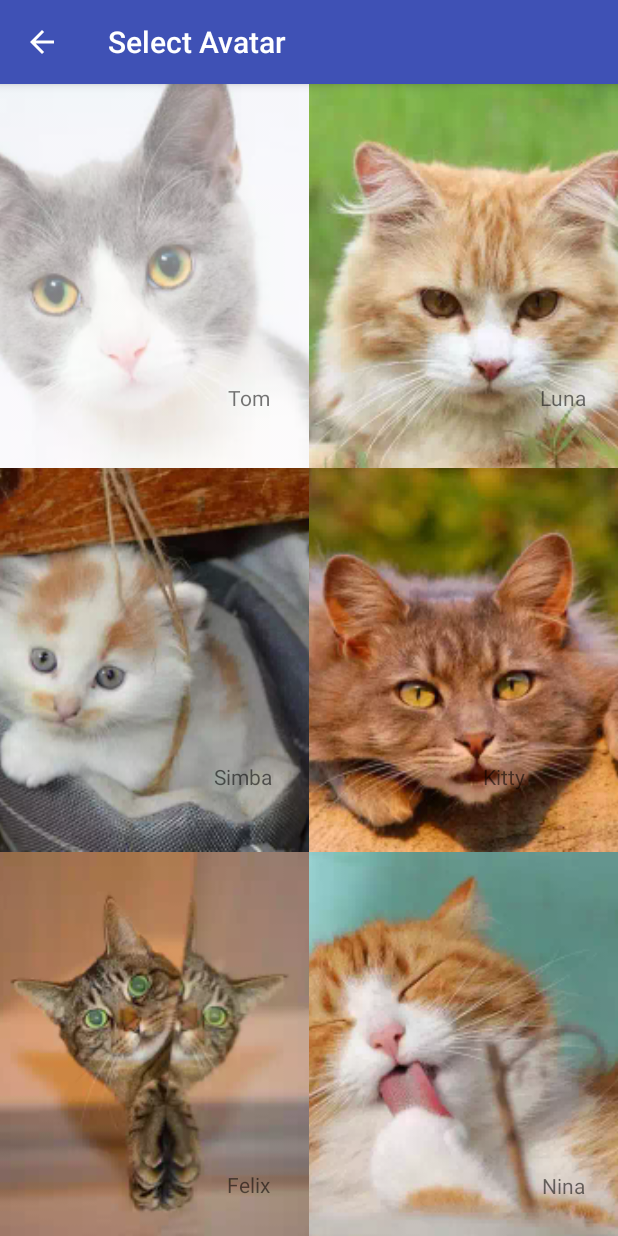
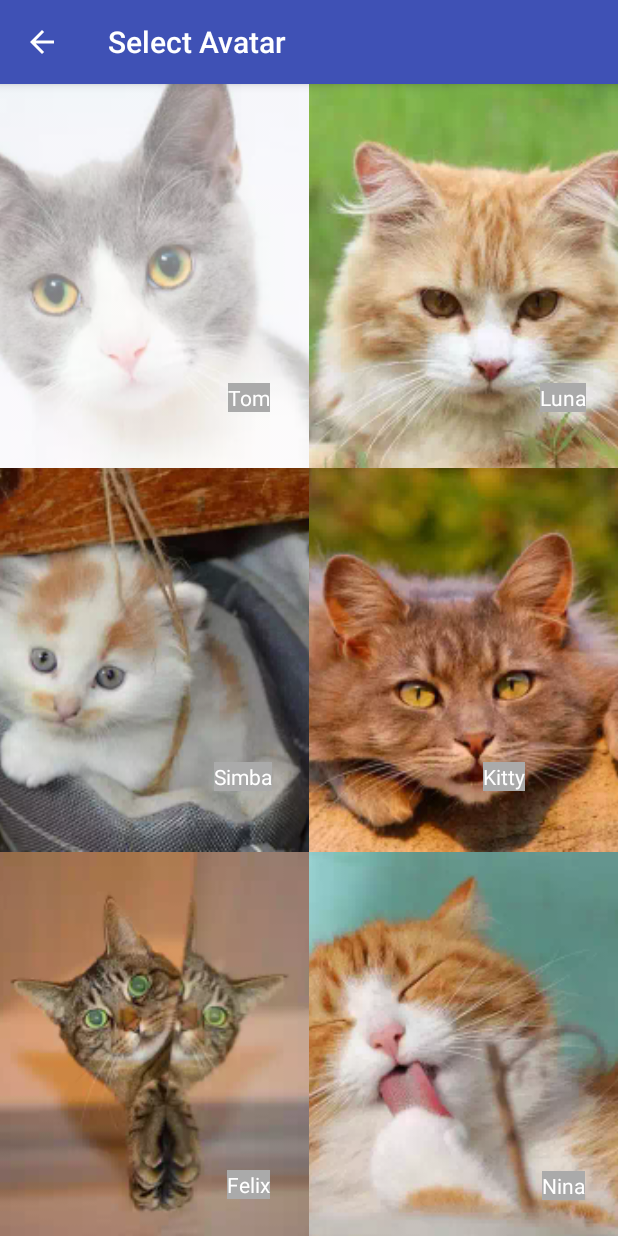
Before and after one commit to PabloRomeroMontero/PR04-Intents-PRM, an Android app: the screen it shows after launch (AvatarActivity), after a tap on an icon or button, on a phone screen of 412 x 824 dp. Run offline under Robolectric (Android 15) with nearby library versions, the phone set to English and light mode, and no system bars.

```diff
--- a/app/src/main/java/es/iessaladillo/pedrojoya/pr04/ui/avatar/AvatarActivity.java
+++ b/app/src/main/java/es/iessaladillo/pedrojoya/pr04/ui/avatar/AvatarActivity.java
@@ -20,7 +20,7 @@ import es.iessaladillo.pedrojoya.pr04.utils.ResourcesUtils;
 import static es.iessaladillo.pedrojoya.pr04.data.local.Database.getInstance;
 
 public class AvatarActivity extends AppCompatActivity {
-    public static final String AVATAR = "AVATAR";
+    public static final String AVATAR = "EXTRA_AVATAR";
     private List<Avatar> listCat;
     private Avatar avatarIntent;
     private ImageView imgAvatar1;
--- a/app/src/main/res/layout/activity_avatar.xml
+++ b/app/src/main/res/layout/activity_avatar.xml
@@ -16,8 +16,7 @@
         app:layout_constraintBottom_toTopOf="@id/imgAvatar3"
         app:layout_constraintEnd_toStartOf="@+id/imgAvatar2"
         app:layout_constraintStart_toStartOf="parent"
-        app:layout_constraintTop_toTopOf="parent"
-        app:srcCompat="@drawable/cat1" />
+        app:layout_constraintTop_toTopOf="parent" />
 
     <ImageView
         android:id="@+id/imgAvatar2"
@@ -27,8 +26,7 @@
         app:layout_constraintBottom_toTopOf="@id/imgAvatar4"
         app:layout_constraintEnd_toEndOf="parent"
         app:layout_constraintStart_toEndOf="@id/imgAvatar1"
-        app:layout_constraintTop_toTopOf="parent"
-        app:srcCompat="@drawable/cat2" />
+        app:layout_constraintTop_toTopOf="parent" />
 
     <ImageView
         android:id="@+id/imgAvatar3"
@@ -38,8 +36,7 @@
         app:layout_constraintBottom_toTopOf="@id/imgAvatar5"
         app:layout_constraintEnd_toStartOf="@id/imgAvatar4"
         app:layout_constraintStart_toStartOf="parent"
-        app:layout_constraintTop_toBottomOf="@+id/imgAvatar1"
-        app:srcCompat="@drawable/cat3" />
+        app:layout_constraintTop_toBottomOf="@+id/imgAvatar1" />
 
     <ImageView
         android:id="@+id/imgAvatar4"
@@ -50,8 +47,7 @@
         app:layout_constraintEnd_toEndOf="parent"
         app:layout_constraintHorizontal_bias="0.966"
         app:layout_constraintStart_toEndOf="@+id/imgAvatar3"
-        app:layout_constraintTop_toBottomOf="@+id/imgAvatar2"
-        app:srcCompat="@drawable/cat4" />
+        app:layout_constraintTop_toBottomOf="@+id/imgAvatar2" />
 
     <ImageView
         android:id="@+id/imgAvatar5"
@@ -62,8 +58,7 @@
         app:layout_constraintEnd_toStartOf="@id/imgAvatar6"
         app:layout_constraintStart_toStartOf="parent"
         app:layout_constraintTop_toBottomOf="@+id/imgAvatar3"
-        app:layout_constraintVertical_bias="0.88"
-        app:srcCompat="@drawable/cat5" />
+        app:layout_constraintVertical_bias="0.88" />
 
     <ImageView
         android:id="@+id/imgAvatar6"
@@ -73,18 +68,18 @@
         app:layout_constraintBottom_toBottomOf="parent"
         app:layout_constraintEnd_toEndOf="parent"
         app:layout_constraintStart_toEndOf="@+id/imgAvatar5"
-        app:layout_constraintTop_toBottomOf="@+id/imgAvatar4"
-        app:srcCompat="@drawable/cat6" />
+        app:layout_constraintTop_toBottomOf="@+id/imgAvatar4" />
 
     <TextView
         android:id="@+id/lblAvatar1"
         android:layout_width="wrap_content"
         android:layout_height="wrap_content"
-        android:layout_marginStart="8dp"
-        android:layout_marginTop="8dp"
-        android:layout_marginEnd="8dp"
-        android:layout_marginBottom="8dp"
-        android:text="TextView"
+        android:layout_marginStart="@dimen/avatar_marginStart_lblAvatar1"
+        android:layout_marginTop="@dimen/avatar_marginTop_lblAvatar1"
+        android:layout_marginEnd="@dimen/avatar_marginEnd_lblAvatar1"
+        android:layout_marginBottom="@dimen/avatar_marginBottom_lblAvatar1"
+        android:textColor="@color/white"
+        android:background="@android:color/darker_gray"
         app:layout_constraintBottom_toTopOf="@+id/imgAvatar3"
         app:layout_constraintEnd_toStartOf="@+id/imgAvatar2"
         app:layout_constraintHorizontal_bias="0.889"
@@ -96,10 +91,11 @@
         android:id="@+id/lblAvatar2"
         android:layout_width="wrap_content"
         android:layout_height="wrap_content"
-        android:layout_marginTop="8dp"
-        android:layout_marginEnd="8dp"
-        android:layout_marginBottom="8dp"
-        android:text="TextView"
+        android:layout_marginTop="@dimen/avatar_marginTop_lblAvatar2"
+        android:layout_marginEnd="@dimen/avatar_marginEnd_lblAvatar2"
+        android:layout_marginBottom="@dimen/avatar_marginBottom_lblAvatar2"
+        android:textColor="@color/white"
+        android:background="@android:color/darker_gray"
         app:layout_constraintBottom_toTopOf="@+id/imgAvatar4"
         app:layout_constraintEnd_toEndOf="@+id/imgAvatar2"
         app:layout_constraintHorizontal_bias="0.92"
@@ -111,11 +107,12 @@
         android:id="@+id/lblAvatar3"
         android:layout_width="wrap_content"
         android:layout_height="wrap_content"
-        android:layout_marginStart="8dp"
-        android:layout_marginTop="8dp"
-        android:layout_marginEnd="8dp"
-        android:layout_marginBottom="8dp"
-        android:text="TextView"
+        android:layout_marginStart="@dimen/avatar_marginStart_lblAvatar3"
+        android:layout_marginTop="@dimen/avatar_marginTop_lblAvatar3"
+        android:layout_marginEnd="@dimen/avatar_marginEnd_lblAvatar3"
+        android:layout_marginBottom="@dimen/avatar_marginBottom_lblAvatar3"
+        android:textColor="@color/white"
+        android:background="@android:color/darker_gray"
         app:layout_constraintBottom_toTopOf="@+id/imgAvatar5"
         app:layout_constraintEnd_toStartOf="@+id/imgAvatar4"
         app:layout_constraintHorizontal_bias="0.889"
@@ -127,10 +124,11 @@
         android:id="@+id/lblAvatar4"
         android:layout_width="wrap_content"
         android:layout_height="wrap_content"
-        android:layout_marginStart="116dp"
-        android:layout_marginTop="8dp"
-        android:layout_marginBottom="8dp"
-        android:text="TextView"
+        android:layout_marginStart="@dimen/avatar_marginStart_lblAvatar4"
+        android:layout_marginTop="@dimen/avatar_marginTop_lblAvatar4"
+        android:layout_marginBottom="@dimen/avatar_maginBottom_lblAvatar4"
+        android:textColor="@color/white"
+        android:background="@android:color/darker_gray"
         app:layout_constraintBottom_toTopOf="@+id/imgAvatar6"
         app:layout_constraintStart_toStartOf="@+id/imgAvatar4"
         app:layout_constraintTop_toTopOf="@+id/imgAvatar4"
@@ -140,11 +138,12 @@
         android:id="@+id/lblAvatar5"
         android:layout_width="wrap_content"
         android:layout_height="wrap_content"
-        android:layout_marginStart="8dp"
-        android:layout_marginTop="8dp"
-        android:layout_marginEnd="8dp"
-        android:layout_marginBottom="8dp"
-        android:text="TextView"
+        android:layout_marginStart="@dimen/avatar_maginStart_lblAvatar5"
+        android:layout_marginTop="@dimen/avatar_marginTop_lblAvatar5"
+        android:layout_marginEnd="@dimen/avatar_marginEnd_lblAvatar5"
+        android:layout_marginBottom="@dimen/avatar_marginBottom_lblAvatar5"
+        android:textColor="@color/white"
+        android:background="@android:color/darker_gray"
         app:layout_constraintBottom_toBottomOf="parent"
         app:layout_constraintEnd_toStartOf="@+id/imgAvatar6"
         app:layout_constraintHorizontal_bias="0.889"
@@ -156,10 +155,11 @@
         android:id="@+id/lblAvatar6"
         android:layout_width="wrap_content"
         android:layout_height="wrap_content"
-        android:layout_marginStart="8dp"
-        android:layout_marginEnd="8dp"
-        android:layout_marginBottom="8dp"
-        android:text="TextView"
+        android:layout_marginStart="@dimen/avatar_marginStart_lblAvatar6"
+        android:layout_marginEnd="@dimen/avatar_marginEnd_lblAvatar6"
+        android:layout_marginBottom="@dimen/avatar_marginBottom_lblAvatar6"
+        android:textColor="@color/white"
+        android:background="@android:color/darker_gray"
         app:layout_constraintBottom_toBottomOf="@+id/imgAvatar6"
         app:layout_constraintEnd_toEndOf="parent"
         app:layout_constraintHorizontal_bias="0.915"
--- a/app/src/main/res/values/dimens.xml
+++ b/app/src/main/res/values/dimens.xml
@@ -1,3 +1,52 @@
 <?xml version="1.0" encoding="utf-8"?>
 <resources>
+    <dimen name="main_margin_start_lblAvatar">8dp</dimen>
+    <dimen name="main_marginTop_lblAvatar">8dp</dimen>
+    <dimen name="main_marginEnd_lblAvatar">8dp</dimen>
+    <dimen name="main_marginBottom_lblAvatar">8dp</dimen>
+    <dimen name="profile_marginStart_txtName">8dp</dimen>
+    <dimen name="profile_marginEnd_txtName">8dp</dimen>
+    <dimen name="profile_marginStart_lblName">8dp</dimen>
+    <dimen name="profile_marginTop_lblName">4dp</dimen>
+    <dimen name="profile_marginStart_lblEmail">8dp</dimen>
+    <dimen name="profile_marginTop_lblEmail">4dp</dimen>
+    <dimen name="profile_marginStart_txtEmail">8dp</dimen>
+    <dimen name="profile_marginEnd_txtEmail">8dp</dimen>
+    <dimen name="profile_width_txtPhonenumber">152dp</dimen>
+    <dimen name="profile_marginStart_txtPhonenumber">8dp</dimen>
+    <dimen name="profile_marginEnd_txtPhonenumber">8dp</dimen>
+    <dimen name="profile_marginEnd_imgPhonenumber">8dp</dimen>
+    <dimen name="profile_marginStart_lblAddress">8dp</dimen>
+    <dimen name="profile_marginTop_lblAddress">4dp</dimen>
+    <dimen name="profile_marginStart_txtAddress">8dp</dimen>
+    <dimen name="profile_marginEnd_txtAddress">8dp</dimen>
+    <dimen name="profile_marginEnd_imgAddress">8dp</dimen>
+    <dimen name="profile_marginStart_lblWeb">8dp</dimen>
+    <dimen name="profile_marginTop_lblWeb">8dp</dimen>
+    <dimen name="profile_marginStart_txtWeb">8dp</dimen>
+    <dimen name="profile_marginEnd_txtWeb">8dp</dimen>
+    <dimen name="profile_marginEnd_imgWeb">8dp</dimen>
+    <dimen name="profile_marginBottom_imgWeb">8dp</dimen>
+    <dimen name="profile_marinEnd_lblPhonenumber">14dp</dimen>
+    <dimen name="avatar_marginStart_lblAvatar6">8dp</dimen>
+    <dimen name="avatar_marginEnd_lblAvatar6">8dp</dimen>
+    <dimen name="avatar_marginBottom_lblAvatar6">8dp</dimen>
+    <dimen name="avatar_maginStart_lblAvatar5">8dp</dimen>
+    <dimen name="avatar_marginTop_lblAvatar5">8dp</dimen>
+    <dimen name="avatar_marginEnd_lblAvatar5">8dp</dimen>
+    <dimen name="avatar_marginBottom_lblAvatar5">8dp</dimen>
+    <dimen name="avatar_marginStart_lblAvatar4">116dp</dimen>
+    <dimen name="avatar_marginTop_lblAvatar4">8dp</dimen>
+    <dimen name="avatar_maginBottom_lblAvatar4">8dp</dimen>
+    <dimen name="avatar_marginStart_lblAvatar3">8dp</dimen>
+    <dimen name="avatar_marginTop_lblAvatar3">8dp</dimen>
+    <dimen name="avatar_marginEnd_lblAvatar3">8dp</dimen>
+    <dimen name="avatar_marginBottom_lblAvatar3">8dp</dimen>
+    <dimen name="avatar_marginTop_lblAvatar2">8dp</dimen>
+    <dimen name="avatar_marginEnd_lblAvatar2">8dp</dimen>
+    <dimen name="avatar_marginBottom_lblAvatar2">8dp</dimen>
+    <dimen name="avatar_marginStart_lblAvatar1">8dp</dimen>
+    <dimen name="avatar_marginTop_lblAvatar1">8dp</dimen>
+    <dimen name="avatar_marginEnd_lblAvatar1">8dp</dimen>
+    <dimen name="avatar_marginBottom_lblAvatar1">8dp</dimen>
 </resources>
```
Also changed, not shown: app/src/main/res/layout/activity_main.xml (+6 -6 lines), app/src/main/res/layout/activity_main_profile.xml (+24 -25 lines).
